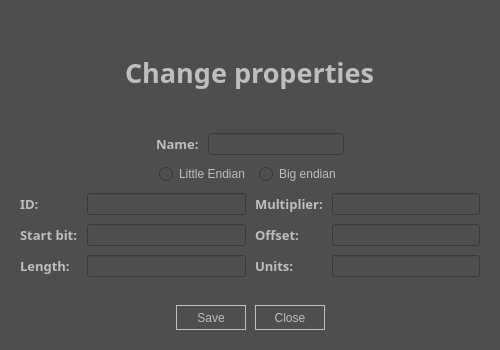
Above: CanReader/GUI/UpdateWindow/UpdateWindow.ui from GKPr0/Formula-Student-Telemetry before the change. Below: the same form after it.
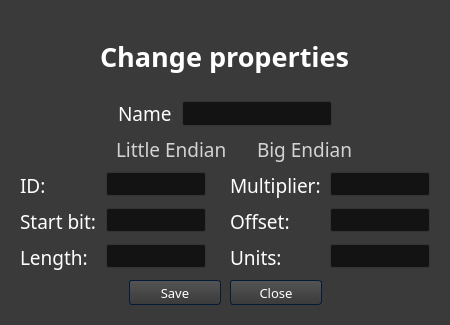
That is the form after the change. Icons and pictures are not drawn.

Commit message: Style theme update

```diff
--- a/CanReader/GUI/UpdateWindow/UpdateWindow.ui
+++ b/CanReader/GUI/UpdateWindow/UpdateWindow.ui
@@ -9,28 +9,1033 @@
    <rect>
     <x>0</x>
     <y>0</y>
-    <width>500</width>
-    <height>350</height>
+    <width>450</width>
+    <height>325</height>
    </rect>
   </property>
   <property name="minimumSize">
    <size>
-    <width>500</width>
-    <height>350</height>
+    <width>400</width>
+    <height>300</height>
    </size>
   </property>
   <property name="maximumSize">
    <size>
-    <width>500</width>
-    <height>350</height>
+    <width>450</width>
+    <height>325</height>
    </size>
   </property>
   <property name="windowTitle">
    <string>Setup new</string>
   </property>
   <property name="styleSheet">
-   <string notr="true">color: rgb(189, 190, 191);
-background-color: rgb(79, 78, 78);</string>
+   <string notr="true">/*Copyright (c) DevSec Studio. All rights reserved.
+
+MIT License
+
+Permission is hereby granted, free of charge, to any person obtaining a copy
+of this software and associated documentation files (the &quot;Software&quot;), to deal
+in the Software without restriction, including without limitation the rights
+to use, copy, modify, merge, publish, distribute, sublicense, and/or sell
+copies of the Software, and to permit persons to whom the Software is
+furnished to do so, subject to the following conditions:
+
+The above copyright notice and this permission notice shall be included in all
+copies or substantial portions of the Software.
+
+THE SOFTWARE IS PROVIDED *AS IS*, WITHOUT WARRANTY OF ANY KIND, EXPRESS OR
+IMPLIED, INCLUDING BUT NOT LIMITED TO THE WARRANTIES OF MERCHANTABILITY,
+FITNESS FOR A PARTICULAR PURPOSE AND NONINFRINGEMENT. IN NO EVENT SHALL THE
+AUTHORS OR COPYRIGHT HOLDERS BE LIABLE FOR ANY CLAIM, DAMAGES OR OTHER
+LIABILITY, WHETHER IN AN ACTION OF CONTRACT, TORT OR OTHERWISE, ARISING FROM,
+OUT OF OR IN CONNECTION WITH THE SOFTWARE OR THE USE OR OTHER DEALINGS IN THE SOFTWARE.
+*/
+
+/*-----QWidget-----*/
+QWidget
+{
+	background-color: #3a3a3a;
+	color: #fff;
+	selection-background-color: #b78620;
+	selection-color: #000;
+
+}
+
+
+/*-----QLabel-----*/
+QLabel
+{
+	background-color: transparent;
+	color: #fff;
+
+}
+
+
+/*-----QMenuBar-----*/
+QMenuBar 
+{
+	background-color: qlineargradient(spread:repeat, x1:1, y1:0, x2:1, y2:1, stop:0 rgba(57, 57, 57, 255),stop:1 rgba(50, 50, 50, 255));
+	border: 1px solid #000;
+	color: #fff;
+
+}
+
+
+QMenuBar::item 
+{
+	background-color: transparent;
+
+}
+
+
+QMenuBar::item:selected 
+{
+	background-color: rgba(183, 134, 32, 20%);
+	border: 1px solid #b78620;
+	color: #fff;
+
+}
+
+
+QMenuBar::item:pressed 
+{
+	background-color: rgb(183, 134, 32);
+	border: 1px solid #b78620;
+	color: #fff;
+
+}
+
+
+/*-----QMenu-----*/
+QMenu
+{
+    background-color: qlineargradient(spread:repeat, x1:1, y1:0, x2:1, y2:1, stop:0 rgba(57, 57, 57, 255),stop:1 rgba(50, 50, 50, 255));
+    border: 1px solid #222;
+    padding: 4px;
+	color: #fff;
+
+}
+
+
+QMenu::item
+{
+    background-color: transparent;
+    padding: 2px 20px 2px 20px;
+
+}
+
+
+QMenu::separator
+{
+   	background-color: rgb(183, 134, 32);
+	height: 1px;
+
+}
+
+
+QMenu::item:disabled
+{
+    color: #555;
+    background-color: transparent;
+    padding: 2px 20px 2px 20px;
+
+}
+
+
+QMenu::item:selected
+{
+	background-color: rgba(183, 134, 32, 20%);
+	border: 1px solid #b78620;
+	color: #fff;
+
+}
+
+
+/*-----QToolBar-----*/
+QToolBar
+{
+	background-color: qlineargradient(spread:repeat, x1:1, y1:0, x2:1, y2:1, stop:0 rgba(69, 69, 69, 255),stop:1 rgba(58, 58, 58, 255));
+	border-top: none;
+	border-bottom: 1px solid #4f4f4f;
+	border-left: 1px solid #4f4f4f;
+	border-right: 1px solid #4f4f4f;
+
+}
+
+
+QToolBar::separator
+{
+	background-color: #2e2e2e;
+	width: 1px;
+    
+
+}
+
+
+/*-----QToolButton-----*/
+QToolButton 
+{
+	background-color: qlineargradient(spread:repeat, x1:1, y1:0, x2:1, y2:1, stop:0 rgba(84, 84, 84, 255),stop:1 rgba(59, 59, 59, 255));
+	color: #fff;
+	padding: 5px;
+	padding-left: 8px;
+	padding-right: 8px;
+	margin-left: 1px;
+	border-style: solid;
+	border-width: 1px;
+	border-radius: 3px;
+	border-color: #051a39;
+}
+
+
+QToolButton:hover
+{
+	background-color: rgba(183, 134, 32, 20%);
+	border: 1px solid #b78620;
+	color: #fff;
+	
+}
+
+
+QToolButton:pressed
+{
+	background-color: qlineargradient(spread:repeat, x1:1, y1:0, x2:1, y2:1, stop:0 rgba(57, 57, 57, 255),stop:1 rgba(50, 50, 50, 255));
+	border: 1px solid #b78620;
+
+}
+
+
+QToolButton:checked
+{
+	background-color: qlineargradient(spread:repeat, x1:1, y1:0, x2:1, y2:1, stop:0 rgba(57, 57, 57, 255),stop:1 rgba(50, 50, 50, 255));
+	border: 1px solid #222;
+}
+
+
+/*-----QPushButton-----*/
+QPushButton
+{
+	background-color: qlineargradient(spread:repeat, x1:1, y1:0, x2:1, y2:1, stop:0 rgba(84, 84, 84, 255),stop:1 rgba(59, 59, 59, 255));
+	color: #ffffff;
+	min-width: 80px;
+	border-style: solid;
+	border-width: 1px;
+	border-radius: 3px;
+	border-color: #051a39;
+	padding: 5px;
+
+}
+
+
+QPushButton::flat
+{
+	background-color: transparent;
+	border: none;
+	color: #fff;
+
+}
+
+
+QPushButton::disabled
+{
+	background-color: #404040;
+	color: #656565;
+	border-color: #051a39;
+
+}
+
+
+QPushButton::hover
+{
+	background-color: rgba(183, 134, 32, 20%);
+	border: 1px solid #b78620;
+
+}
+
+
+QPushButton::pressed
+{
+	background-color: qlineargradient(spread:repeat, x1:1, y1:0, x2:1, y2:1, stop:0 rgba(74, 74, 74, 255),stop:1 rgba(49, 49, 49, 255));
+	border: 1px solid #b78620;
+
+}
+
+
+QPushButton::checked
+{
+	background-color: qlineargradient(spread:repeat, x1:1, y1:0, x2:1, y2:1, stop:0 rgba(74, 74, 74, 255),stop:1 rgba(49, 49, 49, 255));
+	border: 1px solid #222;
+
+}
+
+
+/*-----QLineEdit-----*/
+QLineEdit
+{
+	background-color: #131313;
+	color : #eee;
+	border: 1px solid #343434;
+	border-radius: 2px;
+	padding: 3px;
+	padding-left: 5px;
+
+}
+
+
+/*-----QPlainTExtEdit-----*/
+QPlainTextEdit
+{
+	background-color: #131313;
+	color : #eee;
+	border: 1px solid #343434;
+	border-radius: 2px;
+	padding: 3px;
+	padding-left: 5px;
+
+}
+
+
+/*-----QTabBar-----*/
+QTabBar::tab
+{
+	background-color: qlineargradient(spread:repeat, x1:1, y1:0, x2:1, y2:1, stop:0 rgba(84, 84, 84, 255),stop:1 rgba(59, 59, 59, 255));
+	color: #ffffff;
+	border-style: solid;
+	border-width: 1px;
+	border-color: #666;
+	border-bottom: none;
+	padding: 5px;
+	padding-left: 15px;
+	padding-right: 15px;
+
+}
+
+
+QTabWidget::pane 
+{
+	background-color: red;
+	border: 1px solid #666;
+	top: 1px;
+
+}
+
+
+QTabBar::tab:last
+{
+	margin-right: 0; 
+
+}
+
+
+QTabBar::tab:first:!selected
+{
+	background-color: #0c0c0d;
+	margin-left: 0px;
+
+}
+
+
+QTabBar::tab:!selected
+{
+	color: #b1b1b1;
+	border-bottom-style: solid;
+	background-color: #0c0c0d;
+
+}
+
+
+QTabBar::tab:selected
+{
+	margin-bottom: 0px;
+
+}
+
+
+QTabBar::tab:!selected:hover
+{
+	border-top-color: #b78620;
+
+}
+
+
+/*-----QComboBox-----*/
+QComboBox
+{
+    background-color: qlineargradient(spread:repeat, x1:1, y1:0, x2:1, y2:1, stop:0 rgba(84, 84, 84, 255),stop:1 rgba(59, 59, 59, 255));
+    border: 1px solid #000;
+    padding-left: 6px;
+    color: #ffffff;
+    height: 20px;
+
+}
+
+
+QComboBox::disabled
+{
+	background-color: #404040;
+	color: #656565;
+	border-color: #051a39;
+
+}
+
+
+QComboBox:on
+{	
+	background-color: #b78620;
+	color: #000;
+}
+
+
+QComboBox QAbstractItemView
+{
+    background-color: #383838;
+    color: #ffffff;
+    border: 1px solid black;
+    selection-background-color: #b78620;
+    outline: 0;
+
+}
+
+
+QComboBox::drop-down
+{
+	background-color: qlineargradient(spread:repeat, x1:1, y1:0, x2:1, y2:1, stop:0 rgba(57, 57, 57, 255),stop:1 rgba(50, 50, 50, 255));
+    subcontrol-origin: padding;
+    subcontrol-position: top right;
+    width: 15px;
+    border-left-width: 1px;
+    border-left-color: black;
+    border-left-style: solid; 
+
+}
+
+
+QComboBox::down-arrow
+{
+    image: url(./Images/arrow_down_gray_icon.png);
+    width: 12px;
+    height: 12px;
+}
+
+
+/*-----QSpinBox &amp; QDateTimeEdit-----*/
+QSpinBox,
+QDateTimeEdit 
+{
+    background-color: #131313;
+	color : #eee;
+	border: 1px solid #343434;
+	padding: 3px;
+	padding-left: 5px;
+    border-radius : 2px;
+
+}
+
+
+QSpinBox::up-button, 
+QDateTimeEdit::up-button
+{
+	border-top-right-radius:2px;
+	background-color: #777777;
+    width: 16px; 
+    border-width: 1px;
+
+}
+
+
+QSpinBox::up-button:hover, 
+QDateTimeEdit::up-button:hover
+{
+	background-color: #585858;
+
+}
+
+
+QSpinBox::up-button:pressed, 
+QDateTimeEdit::up-button:pressed
+{
+	background-color: #252525;
+    width: 16px; 
+    border-width: 1px;
+
+}
+
+
+QSpinBox::up-arrow,
+QDateTimeEdit::up-arrow
+{
+    image: url(://arrow-up.png);
+    width: 7px;
+    height: 7px;
+
+}
+
+
+QSpinBox::down-button, 
+QDateTimeEdit::down-button
+{
+	border-bottom-right-radius:2px;
+	background-color: #777777;
+    width: 16px; 
+    border-width: 1px;
+
+}
+
+
+QSpinBox::down-button:hover, 
+QDateTimeEdit::down-button:hover
+{
+	background-color: #585858;
+
+}
+
+
+QSpinBox::down-button:pressed, 
+QDateTimeEdit::down-button:pressed
+{
+	background-color: #252525;
+    width: 16px; 
+    border-width: 1px;
+
+}
+
+
+QSpinBox::down-arrow,
+QDateTimeEdit::down-arrow
+{
+    image: url(://arrow-down.png);
+    width: 7px;
+    height: 7px;
+
+}
+
+
+/*-----QGroupBox-----*/
+QGroupBox 
+{
+    border: 1px solid;
+    border-color: #666666;
+	border-radius: 5px;
+    margin-top: 20px;
+
+}
+
+
+QGroupBox::title  
+{
+    background-color: transparent;
+    color: #eee;
+    subcontrol-origin: margin;
+    padding: 5px;
+	border-top-left-radius: 3px;
+	border-top-right-radius: 3px;
+
+}
+
+
+/*-----QHeaderView-----*/
+QHeaderView::section
+{
+    background-color: qlineargradient(spread:repeat, x1:1, y1:0, x2:1, y2:1, stop:0 rgba(60, 60, 60, 255),stop:1 rgba(50, 50, 50, 255));
+	border: 1px solid #000;
+    color: #fff;
+    text-align: left;
+	padding: 4px;
+	
+}
+
+
+QHeaderView::section:disabled
+{
+    background-color: #525251;
+    color: #656565;
+
+}
+
+
+QHeaderView::section:checked
+{
+    background-color: qlineargradient(spread:repeat, x1:1, y1:0, x2:1, y2:1, stop:0 rgba(60, 60, 60, 255),stop:1 rgba(50, 50, 50, 255));
+    color: #fff;
+
+}
+
+
+QHeaderView::section::vertical::first,
+QHeaderView::section::vertical::only-one
+{
+    border-top: 1px solid #353635;
+
+}
+
+
+QHeaderView::section::vertical
+{
+    border-top: 1px solid #353635;
+
+}
+
+
+QHeaderView::section::horizontal::first,
+QHeaderView::section::horizontal::only-one
+{
+    border-left: 1px solid #353635;
+
+}
+
+
+QHeaderView::section::horizontal
+{
+    border-left: 1px solid #353635;
+
+}
+
+
+QTableCornerButton::section
+{
+    background-color: qlineargradient(spread:repeat, x1:1, y1:0, x2:1, y2:1, stop:0 rgba(60, 60, 60, 255),stop:1 rgba(50, 50, 50, 255));
+	border: 1px solid #000;
+    color: #fff;
+
+}
+
+
+/*-----QTreeWidget-----*/
+QTreeView
+{
+	show-decoration-selected: 1;
+	alternate-background-color: #3a3a3a;
+	selection-color: #fff;
+	background-color: #2d2d2d;
+	border: 1px solid gray;
+	padding-top : 5px;
+	color: #fff;
+	font: 8pt;
+
+}
+
+
+QTreeView::item:selected
+{
+	color:#fff;
+	background-color: #b78620;
+	border-radius: 0px;
+
+}
+
+
+QTreeView::item:!selected:hover
+{
+    background-color: #262626;
+    border: none;
+    color: white;
+
+}
+
+
+QTreeView::branch:has-children:!has-siblings:closed,
+QTreeView::branch:closed:has-children:has-siblings 
+{
+	image: url(://tree-closed.png);
+
+}
+
+
+QTreeView::branch:open:has-children:!has-siblings,
+QTreeView::branch:open:has-children:has-siblings  
+{
+	image: url(://tree-open.png);
+
+}
+
+
+/*-----QListView-----*/
+QListView 
+{
+	background-color: qlineargradient(spread:repeat, x1:1, y1:0, x2:1, y2:1, stop:0 rgba(83, 83, 83, 255),stop:0.293269 rgba(81, 81, 81, 255),stop:0.634615 rgba(79, 79, 79, 255),stop:1 rgba(83, 83, 83, 255));
+    border : none;
+    color: white;
+    show-decoration-selected: 1; 
+    outline: 0;
+	border: 1px solid gray;
+
+}
+
+
+QListView::disabled 
+{
+	background-color: #656565;
+	color: #1b1b1b;
+    border: 1px solid #656565;
+
+}
+
+
+QListView::item 
+{
+	background-color: #2d2d2d;
+    padding: 1px;
+
+}
+
+
+QListView::item:alternate 
+{
+    background-color: #3a3a3a;
+
+}
+
+
+QListView::item:selected 
+{
+	background-color: #b78620;
+	border: 1px solid #b78620;
+	color: #fff;
+
+}
+
+
+QListView::item:selected:!active 
+{
+	background-color: #b78620;
+	border: 1px solid #b78620;
+	color: #fff;
+
+}
+
+
+QListView::item:selected:active 
+{
+	background-color: #b78620;
+	border: 1px solid #b78620;
+	color: #fff;
+
+}
+
+
+QListView::item:hover {
+    background-color: #262626;
+    border: none;
+    color: white;
+
+}
+
+
+/*-----QCheckBox-----*/
+QCheckBox
+{
+	background-color: transparent;
+    color: lightgray;
+	border: none;
+
+}
+
+
+QCheckBox::indicator
+{
+    background-color: #323232;
+    border: 1px solid darkgray;
+    width: 12px;
+    height: 12px;
+
+}
+
+
+QCheckBox::indicator:checked
+{
+    image:url(&quot;./ressources/check.png&quot;);
+	background-color: #b78620;
+    border: 1px solid #3a546e;
+
+}
+
+
+QCheckBox::indicator:unchecked:hover
+{
+	border: 1px solid #b78620; 
+
+}
+
+
+QCheckBox::disabled
+{
+	color: #656565;
+
+}
+
+
+QCheckBox::indicator:disabled
+{
+	background-color: #656565;
+	color: #656565;
+    border: 1px solid #656565;
+
+}
+
+
+/*-----QRadioButton-----*/
+QRadioButton 
+{
+	color: lightgray;
+	background-color: transparent;
+
+}
+
+
+QRadioButton::indicator::unchecked:hover 
+{
+	background-color: lightgray;
+	border: 2px solid #b78620;
+	border-radius: 6px;
+}
+
+
+QRadioButton::indicator::checked 
+{
+	border: 2px solid #b78620;
+	border-radius: 6px;
+	background-color: rgba(183,134,32,20%);  
+	width: 9px; 
+	height: 9px; 
+
+}
+
+
+/*-----QSlider-----*/
+QSlider::groove:horizontal 
+{
+	background-color: transparent;
+	height: 3px;
+
+}
+
+
+QSlider::sub-page:horizontal 
+{
+	background-color: #b78620;
+
+}
+
+
+QSlider::add-page:horizontal 
+{
+	background-color: #131313;
+
+}
+
+
+QSlider::handle:horizontal 
+{
+	background-color: #b78620;
+	width: 14px;
+	margin-top: -6px;
+	margin-bottom: -6px;
+	border-radius: 6px;
+
+}
+
+
+QSlider::handle:horizontal:hover 
+{
+	background-color: #d89e25;
+	border-radius: 6px;
+
+}
+
+
+QSlider::sub-page:horizontal:disabled 
+{
+	background-color: #bbb;
+	border-color: #999;
+
+}
+
+
+QSlider::add-page:horizontal:disabled 
+{
+	background-color: #eee;
+	border-color: #999;
+
+}
+
+
+QSlider::handle:horizontal:disabled 
+{
+	background-color: #eee;
+	border: 1px solid #aaa;
+	border-radius: 3px;
+
+}
+
+
+/*-----QScrollBar-----*/
+QScrollBar:horizontal
+{
+    border: 1px solid #222222;
+    background-color: #3d3d3d;
+    height: 15px;
+    margin: 0px 16px 0 16px;
+
+}
+
+
+QScrollBar::handle:horizontal
+{
+	background-color: qlineargradient(spread:repeat, x1:1, y1:0, x2:1, y2:1, stop:0 rgba(97, 97, 97, 255),stop:1 rgba(90, 90, 90, 255));
+	border: 1px solid #2d2d2d;
+    min-height: 20px;
+
+}
+
+
+QScrollBar::add-line:horizontal
+{
+	background-color: qlineargradient(spread:repeat, x1:1, y1:0, x2:1, y2:1, stop:0 rgba(97, 97, 97, 255),stop:1 rgba(90, 90, 90, 255));
+	border: 1px solid #2d2d2d;
+    width: 15px;
+    subcontrol-position: right;
+    subcontrol-origin: margin;
+
+}
+
+
+QScrollBar::sub-line:horizontal
+{
+	background-color: qlineargradient(spread:repeat, x1:1, y1:0, x2:1, y2:1, stop:0 rgba(97, 97, 97, 255),stop:1 rgba(90, 90, 90, 255));
+	border: 1px solid #2d2d2d;
+    width: 15px;
+    subcontrol-position: left;
+    subcontrol-origin: margin;
+
+}
+
+
+QScrollBar::right-arrow:horizontal
+{
+    image: url(://arrow-right.png);
+    width: 6px;
+    height: 6px;
+
+}
+
+
+QScrollBar::left-arrow:horizontal
+{
+    image: url(://arrow-left.png);
+    width: 6px;
+    height: 6px;
+
+}
+
+
+QScrollBar::add-page:horizontal, QScrollBar::sub-page:horizontal
+{
+    background: none;
+
+}
+
+
+QScrollBar:vertical
+{
+    background-color: #3d3d3d;
+    width: 16px;
+	border: 1px solid #2d2d2d;
+    margin: 16px 0px 16px 0px;
+
+}
+
+
+QScrollBar::handle:vertical
+{
+    background-color: qlineargradient(spread:repeat, x1:1, y1:0, x2:1, y2:1, stop:0 rgba(97, 97, 97, 255),stop:1 rgba(90, 90, 90, 255));
+	border: 1px solid #2d2d2d;
+    min-height: 20px;
+
+}
+
+
+QScrollBar::add-line:vertical
+{
+	background-color: qlineargradient(spread:repeat, x1:1, y1:0, x2:1, y2:1, stop:0 rgba(97, 97, 97, 255),stop:1 rgba(90, 90, 90, 255));
+	border: 1px solid #2d2d2d;
+    height: 15px;
+    subcontrol-position: bottom;
+    subcontrol-origin: margin;
+
+}
+
+
+QScrollBar::sub-line:vertical
+{
+	background-color: qlineargradient(spread:repeat, x1:1, y1:0, x2:1, y2:1, stop:0 rgba(97, 97, 97, 255),stop:1 rgba(90, 90, 90, 255));
+	border: 1px solid #2d2d2d;
+    height: 15px;
+    subcontrol-position: top;
+    subcontrol-origin: margin;
+
+}
+
+
+QScrollBar::up-arrow:vertical
+{
+    image: url(://arrow-up.png);
+    width: 6px;
+    height: 6px;
+
+}
+
+
+QScrollBar::down-arrow:vertical
+{
+    image: url(://arrow-down.png);
+    width: 6px;
+    height: 6px;
+
+}
+
+
+QScrollBar::add-page:vertical, QScrollBar::sub-page:vertical
+{
+    background: none;
+
+}
+
+
+/*-----QProgressBar-----*/
+QProgressBar
+{
+    border: 1px solid #666666;
+    text-align: center;
+	color: #000;
+	font-weight: bold;
+
+}
+
+
+QProgressBar::chunk
+{
+    background-color: #b78620;
+    width: 30px;
+    margin: 0.5px;
+
+}
+
+</string>
+  </property>
+  <property name="toolButtonStyle">
+   <enum>Qt::ToolButtonIconOnly</enum>
+  </property>
+  <property name="animated">
+   <bool>true</bool>
+  </property>
+  <property name="dockNestingEnabled">
+   <bool>false</bool>
+  </property>
+  <property name="dockOptions">
+   <set>QMainWindow::AnimatedDocks</set>
+  </property>
+  <property name="unifiedTitleAndToolBarOnMac">
+   <bool>false</bool>
   </property>
   <widget class="QWidget" name="centralwidget">
    <layout class="QHBoxLayout" name="horizontalLayout_4">
@@ -110,9 +1115,9 @@
           <property name="font">
            <font>
             <family>Sitka</family>
-            <pointsize>10</pointsize>
-            <weight>75</weight>
-            <bold>true</bold>
+            <pointsize>14</pointsize>
+            <weight>50</weight>
+            <bold>false</bold>
            </font>
           </property>
           <property name="text">
@@ -121,16 +1126,23 @@
          </widget>
         </item>
         <item row="0" column="1">
-         <widget class="QLineEdit" name="multiplier_input"/>
+         <widget class="QLineEdit" name="multiplier_input">
+          <property name="maximumSize">
+           <size>
+            <width>100</width>
+            <height>16777215</height>
+           </size>
+          </property>
+         </widget>
         </item>
         <item row="1" column="0">
          <widget class="QLabel" name="label_7">
           <property name="font">
            <font>
             <family>Sitka</family>
-            <pointsize>10</pointsize>
-            <weight>75</weight>
-            <bold>true</bold>
+            <pointsize>14</pointsize>
+            <weight>50</weight>
+            <bold>false</bold>
            </font>
           </property>
           <property name="text">
@@ -139,16 +1151,23 @@
          </widget>
         </item>
         <item row="1" column="1">
-         <widget class="QLineEdit" name="offset_input"/>
+         <widget class="QLineEdit" name="offset_input">
+          <property name="maximumSize">
+           <size>
+            <width>100</width>
+            <height>16777215</height>
+           </size>
+          </property>
+         </widget>
         </item>
         <item row="2" column="0">
          <widget class="QLabel" name="label_8">
           <property name="font">
            <font>
             <family>Sitka</family>
-            <pointsize>10</pointsize>
-            <weight>75</weight>
-            <bold>true</bold>
+            <pointsize>14</pointsize>
+            <weight>50</weight>
+            <bold>false</bold>
            </font>
           </property>
           <property name="text">
@@ -158,6 +1177,12 @@
         </item>
         <item row="2" column="1">
          <widget class="QLineEdit" name="unit_input">
+          <property name="maximumSize">
+           <size>
+            <width>100</width>
+            <height>16777215</height>
+           </size>
+          </property>
           <property name="text">
            <string/>
           </property>
@@ -175,9 +1200,9 @@
           <property name="font">
            <font>
             <family>Sitka</family>
-            <pointsize>10</pointsize>
-            <weight>75</weight>
-            <bold>true</bold>
+            <pointsize>14</pointsize>
+            <weight>50</weight>
+            <bold>false</bold>
            </font>
           </property>
           <property name="text">
@@ -186,16 +1211,29 @@
          </widget>
         </item>
         <item row="0" column="1">
-         <widget class="QLineEdit" name="id_input"/>
+         <widget class="QLineEdit" name="id_input">
+          <property name="minimumSize">
+           <size>
+            <width>50</width>
+            <height>0</height>
+           </size>
+          </property>
+          <property name="maximumSize">
+           <size>
+            <width>100</width>
+            <height>16777215</height>
+           </size>
+          </property>
+         </widget>
         </item>
         <item row="1" column="0">
          <widget class="QLabel" name="label_4">
           <property name="font">
            <font>
             <family>Sitka</family>
-            <pointsize>10</pointsize>
-            <weight>75</weight>
-            <bold>true</bold>
+            <pointsize>14</pointsize>
+            <weight>50</weight>
+            <bold>false</bold>
            </font>
           </property>
           <property name="text">
@@ -204,16 +1242,23 @@
          </widget>
         </item>
         <item row="1" column="1">
-         <widget class="QLineEdit" name="start_bit_input"/>
+         <widget class="QLineEdit" name="start_bit_input">
+          <property name="maximumSize">
+           <size>
+            <width>100</width>
+            <height>16777215</height>
+           </size>
+          </property>
+         </widget>
         </item>
         <item row="2" column="0">
          <widget class="QLabel" name="label_5">
           <property name="font">
            <font>
             <family>Sitka</family>
-            <pointsize>10</pointsize>
-            <weight>75</weight>
-            <bold>true</bold>
+            <pointsize>14</pointsize>
+            <weight>50</weight>
+            <bold>false</bold>
            </font>
           </property>
           <property name="text">
@@ -222,7 +1267,14 @@
          </widget>
         </item>
         <item row="2" column="1">
-         <widget class="QLineEdit" name="length_input"/>
+         <widget class="QLineEdit" name="length_input">
+          <property name="maximumSize">
+           <size>
+            <width>100</width>
+            <height>16777215</height>
+           </size>
+          </property>
+         </widget>
         </item>
        </layout>
       </item>
@@ -245,7 +1297,7 @@
          <widget class="QPushButton" name="save_button">
           <property name="minimumSize">
            <size>
-            <width>70</width>
+            <width>92</width>
             <height>25</height>
            </size>
           </property>
@@ -255,20 +1307,14 @@
             <height>25</height>
            </size>
           </property>
+          <property name="font">
+           <font>
+            <family>Sitka</family>
+            <pointsize>10</pointsize>
+           </font>
+          </property>
           <property name="styleSheet">
-           <string notr="true">QPushButton {
-	color: rgb(189, 190, 191);
-	background-color: rgb(79, 78, 78);
-	border-style: solid;
-	border-color: rgb(189, 190, 191);
-	border-width: 1px;
-
-} 
-
-QPushButton:pressed {
-	background-color: rgb(89,88,88);
-
-}</string>
+           <string notr="true"/>
           </property>
           <property name="text">
            <string>Save</string>
@@ -279,7 +1325,7 @@
          <widget class="QPushButton" name="button_close">
           <property name="minimumSize">
            <size>
-            <width>70</width>
+            <width>92</width>
             <height>25</height>
            </size>
           </property>
@@ -289,20 +1335,14 @@
             <height>25</height>
            </size>
           </property>
+          <property name="font">
+           <font>
+            <family>Sitka</family>
+            <pointsize>10</pointsize>
+           </font>
+          </property>
           <property name="styleSheet">
-           <string notr="true">QPushButton {
-	color: rgb(189, 190, 191);
-	background-color: rgb(79, 78, 78);
-	border-style: solid;
-	border-color: rgb(189, 190, 191);
-	border-width: 1px;
-
-} 
-
-QPushButton:pressed {
-	background-color: rgb(89,88,88);
-
-}</string>
+           <string notr="true"/>
           </property>
           <property name="text">
            <string>Close</string>
@@ -341,12 +1381,24 @@
         </item>
         <item>
          <widget class="QLabel" name="label_3">
+          <property name="minimumSize">
+           <size>
+            <width>55</width>
+            <height>25</height>
+           </size>
+          </property>
+          <property name="maximumSize">
+           <size>
+            <width>55</width>
+            <height>25</height>
+           </size>
+          </property>
           <property name="font">
            <font>
             <family>Sitka</family>
-            <pointsize>10</pointsize>
-            <weight>75</weight>
-            <bold>true</bold>
+            <pointsize>14</pointsize>
+            <weight>50</weight>
+            <bold>false</bold>
            </font>
           </property>
           <property name="text">
@@ -356,6 +1408,30 @@
         </item>
         <item>
          <widget class="QLineEdit" name="name_input">
+          <property name="sizePolicy">
+           <sizepolicy hsizetype="Expanding" vsizetype="Fixed">
+            <horstretch>0</horstretch>
+            <verstretch>0</verstretch>
+           </sizepolicy>
+          </property>
+          <property name="minimumSize">
+           <size>
+            <width>150</width>
+            <height>25</height>
+           </size>
+          </property>
+          <property name="maximumSize">
+           <size>
+            <width>330</width>
+            <height>25</height>
+           </size>
+          </property>
+          <property name="inputMask">
+           <string notr="true"/>
+          </property>
+          <property name="frame">
+           <bool>true</bool>
+          </property>
           <property name="readOnly">
            <bool>true</bool>
           </property>
@@ -396,6 +1472,12 @@
         </item>
         <item>
          <widget class="QRadioButton" name="little_endian">
+          <property name="font">
+           <font>
+            <family>Sitka</family>
+            <pointsize>14</pointsize>
+           </font>
+          </property>
           <property name="text">
            <string>Little Endian</string>
           </property>
@@ -403,8 +1485,14 @@
         </item>
         <item>
          <widget class="QRadioButton" name="big_endian">
+          <property name="font">
+           <font>
+            <family>Sitka</family>
+            <pointsize>14</pointsize>
+           </font>
+          </property>
           <property name="text">
-           <string>Big endian</string>
+           <string>Big Endian</string>
           </property>
          </widget>
         </item>
```
Left out of the diff: 4 changed lines with no effect on the pictures. The commit also changes 21 other files.
